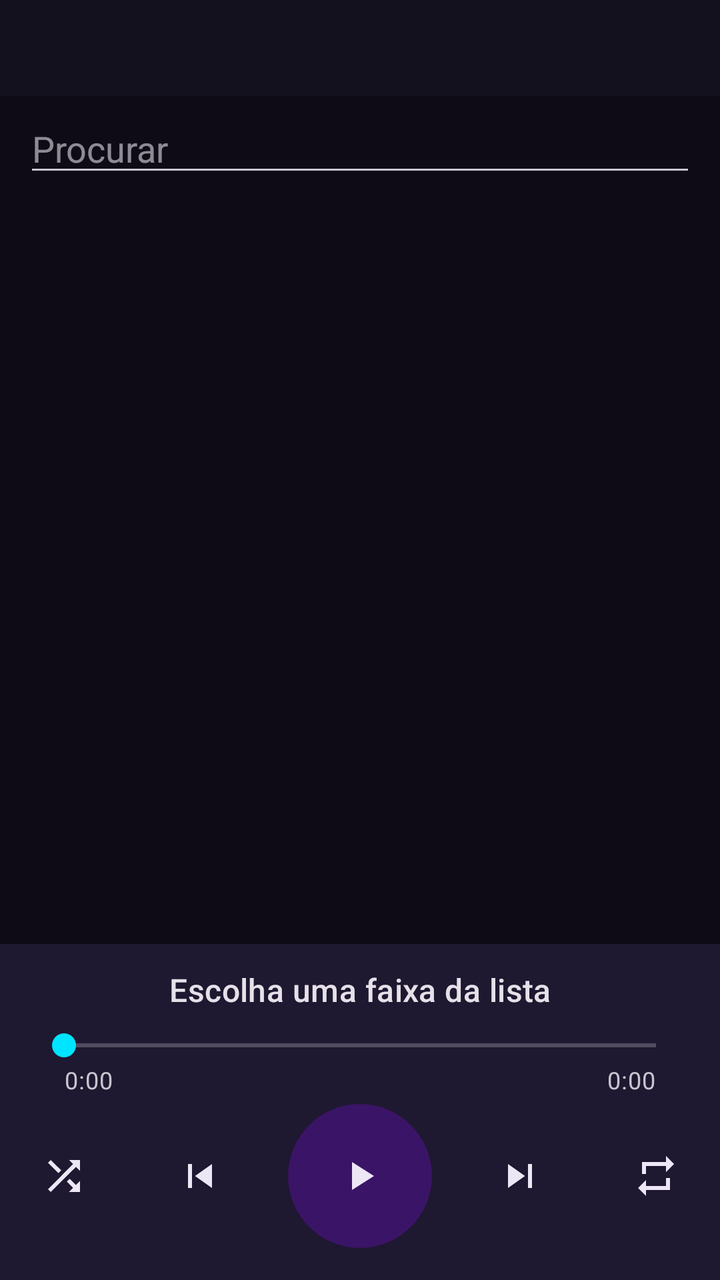
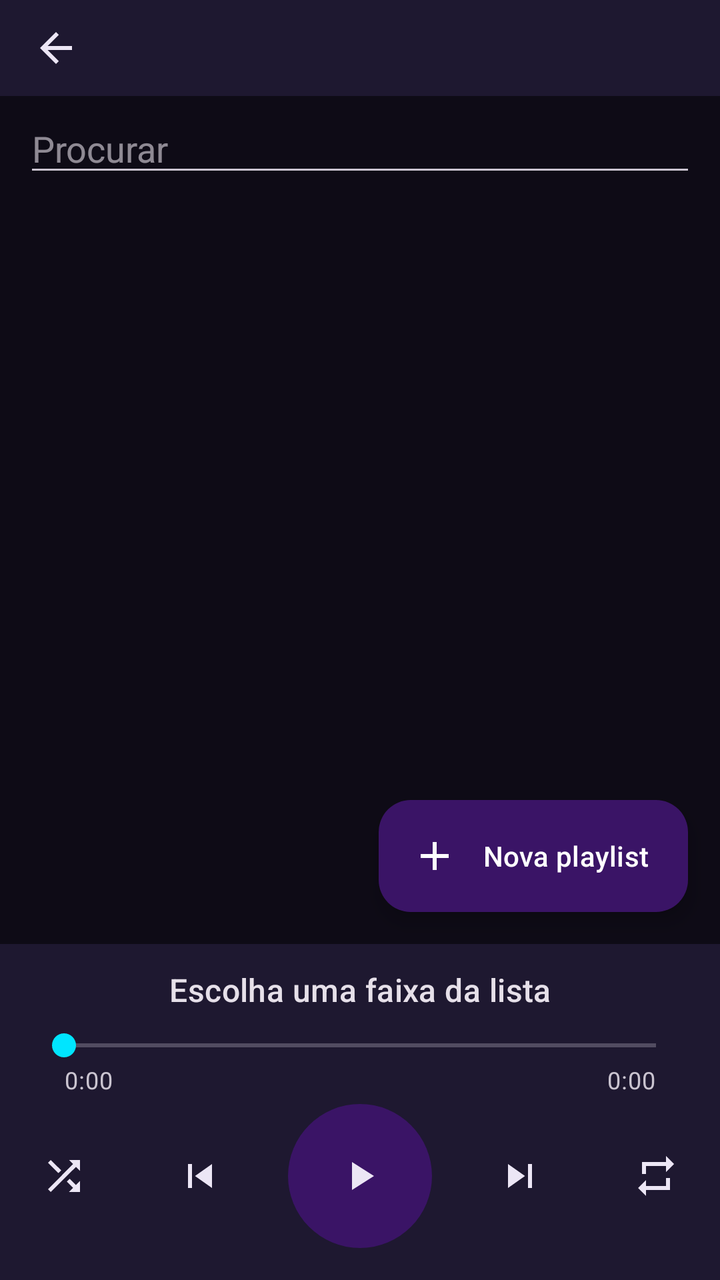

Two renders of the same Android screen: before a commit and after it. Below are the layout's source before the change and the commit's diff.
<!-- AndroidManifest.xml: application theme Theme.LeitorMP4 -->
<!-- res/layout/activity_main.xml -->
<?xml version="1.0" encoding="utf-8"?>
<LinearLayout xmlns:android="http://schemas.android.com/apk/res/android"
    android:layout_width="match_parent"
    android:layout_height="match_parent"
    android:orientation="vertical">

    <com.google.android.material.tabs.TabLayout
        android:id="@+id/tabs"
        android:layout_width="match_parent"
        android:layout_height="wrap_content"
        android:background="?attr/colorSurface" />

    <LinearLayout
        android:id="@+id/navBar"
        android:layout_width="match_parent"
        android:layout_height="48dp"
        android:background="?attr/colorSurfaceVariant"
        android:gravity="center_vertical"
        android:orientation="horizontal"
        android:visibility="gone">

        <ImageButton
            android:id="@+id/navBack"
            android:layout_width="48dp"
            android:layout_height="48dp"
            android:background="?attr/selectableItemBackgroundBorderless"
            android:contentDescription="@string/back"
            android:src="@drawable/ic_back" />

        <TextView
            android:id="@+id/navTitle"
            android:layout_width="0dp"
            android:layout_height="wrap_content"
            android:layout_weight="1"
            android:ellipsize="start"
            android:maxLines="1"
            android:paddingRight="16dp"
            android:textAppearance="?attr/textAppearanceTitleMedium" />
    </LinearLayout>

    <EditText
        android:id="@+id/search"
        android:layout_width="match_parent"
        android:layout_height="wrap_content"
        android:layout_marginLeft="12dp"
        android:layout_marginRight="12dp"
        android:layout_marginTop="4dp"
        android:hint="@string/search_hint"
        android:importantForAutofill="no"
        android:inputType="text"
        android:maxLines="1" />

    <FrameLayout
        android:layout_width="match_parent"
        android:layout_height="0dp"
        android:layout_weight="1">

        <androidx.recyclerview.widget.RecyclerView
            android:id="@+id/trackList"
            android:layout_width="match_parent"
            android:layout_height="match_parent" />

        <TextView
            android:id="@+id/emptyView"
            android:layout_width="match_parent"
            android:layout_height="wrap_content"
            android:layout_gravity="center"
            android:gravity="center"
            android:padding="32dp"
            android:textAppearance="?attr/textAppearanceBodyMedium"
            android:visibility="gone" />
    </FrameLayout>

    
    <LinearLayout
        android:layout_width="match_parent"
        android:layout_height="wrap_content"
        android:background="?attr/colorSurfaceVariant"
        android:orientation="vertical"
        android:paddingLeft="16dp"
        android:paddingRight="16dp"
        android:paddingTop="12dp"
        android:paddingBottom="16dp">

        <TextView
            android:id="@+id/nowPlaying"
            android:layout_width="match_parent"
            android:layout_height="wrap_content"
            android:ellipsize="end"
            android:gravity="center"
            android:maxLines="1"
            android:text="@string/nothing_playing"
            android:textAppearance="?attr/textAppearanceTitleMedium" />

        <SeekBar
            android:id="@+id/seekBar"
            android:layout_width="match_parent"
            android:layout_height="wrap_content"
            android:layout_marginTop="8dp" />

        <LinearLayout
            android:layout_width="match_parent"
            android:layout_height="wrap_content"
            android:orientation="horizontal"
            android:paddingLeft="16dp"
        android:paddingRight="16dp">

            <TextView
                android:id="@+id/timeCurrent"
                android:layout_width="0dp"
                android:layout_height="wrap_content"
                android:layout_weight="1"
                android:text="0:00"
                android:textAppearance="?attr/textAppearanceBodySmall" />

            <TextView
                android:id="@+id/timeTotal"
                android:layout_width="wrap_content"
                android:layout_height="wrap_content"
                android:text="0:00"
                android:textAppearance="?attr/textAppearanceBodySmall" />
        </LinearLayout>

        <LinearLayout
            android:layout_width="match_parent"
            android:layout_height="wrap_content"
            android:layout_marginTop="4dp"
            android:gravity="center"
            android:orientation="horizontal">

            <ImageButton
                android:id="@+id/btnShuffle"
                android:layout_width="56dp"
                android:layout_height="56dp"
                android:background="?attr/selectableItemBackgroundBorderless"
                android:contentDescription="@string/shuffle"
                android:src="@drawable/ic_shuffle" />

            <ImageButton
                android:id="@+id/btnPrev"
                android:layout_width="64dp"
                android:layout_height="64dp"
                android:layout_marginStart="8dp"
                android:background="?attr/selectableItemBackgroundBorderless"
                android:contentDescription="@string/previous"
                android:scaleType="center"
                android:src="@drawable/ic_prev" />

            <ImageButton
                android:id="@+id/btnPlay"
                android:layout_width="72dp"
                android:layout_height="72dp"
                android:layout_marginLeft="12dp"
                android:layout_marginRight="12dp"
                android:background="@drawable/bg_play"
                android:contentDescription="@string/play"
                android:src="@drawable/ic_play" />

            <ImageButton
                android:id="@+id/btnNext"
                android:layout_width="64dp"
                android:layout_height="64dp"
                android:layout_marginEnd="8dp"
                android:background="?attr/selectableItemBackgroundBorderless"
                android:contentDescription="@string/next"
                android:src="@drawable/ic_next" />

            <ImageButton
                android:id="@+id/btnRepeat"
                android:layout_width="56dp"
                android:layout_height="56dp"
                android:background="?attr/selectableItemBackgroundBorderless"
                android:contentDescription="@string/repeat"
                android:src="@drawable/ic_repeat" />
        </LinearLayout>
    </LinearLayout>
</LinearLayout>
<!-- resources referenced by this layout -->
<resources>
  <!-- drawable bg_play (drawable) -->
  <shape xmlns:android="http://schemas.android.com/apk/res/android" android:shape="oval">
      <solid android:color="?attr/colorPrimaryContainer"/>
  </shape>
  <!-- drawable ic_back (drawable) -->
  <vector xmlns:android="http://schemas.android.com/apk/res/android"
      android:width="24dp" android:height="24dp"
      android:viewportWidth="24" android:viewportHeight="24"
      android:tint="?attr/colorOnSurface">
      <path android:fillColor="#FF000000" android:pathData="M20,11H7.83l5.59,-5.59L12,4l-8,8 8,8 1.41,-1.41L7.83,13H20v-2z"/>
  </vector>
  <!-- drawable ic_next (drawable) -->
  <vector xmlns:android="http://schemas.android.com/apk/res/android"
      android:width="24dp" android:height="24dp"
      android:viewportWidth="24" android:viewportHeight="24"
      android:tint="?attr/colorOnSurface">
      <path android:fillColor="#FF000000" android:pathData="M6,18l8.5,-6L6,6v12zM16,6v12h2V6h-2z"/>
  </vector>
  <!-- drawable ic_play (drawable) -->
  <vector xmlns:android="http://schemas.android.com/apk/res/android"
      android:width="24dp" android:height="24dp"
      android:viewportWidth="24" android:viewportHeight="24"
      android:tint="?attr/colorOnSurface">
      <path android:fillColor="#FF000000" android:pathData="M8,5v14l11,-7z"/>
  </vector>
  <!-- drawable ic_prev (drawable) -->
  <vector xmlns:android="http://schemas.android.com/apk/res/android"
      android:width="24dp" android:height="24dp"
      android:viewportWidth="24" android:viewportHeight="24"
      android:tint="?attr/colorOnSurface">
      <path android:fillColor="#FF000000" android:pathData="M6,6h2v12H6zM9.5,12l8.5,6V6z"/>
  </vector>
  <!-- drawable ic_repeat (drawable) -->
  <vector xmlns:android="http://schemas.android.com/apk/res/android"
      android:width="24dp" android:height="24dp"
      android:viewportWidth="24" android:viewportHeight="24"
      android:tint="?attr/colorOnSurface">
      <path android:fillColor="#FF000000" android:pathData="M7,7h10v3l4,-4 -4,-4v3H5v6h2V7zM17,17H7v-3l-4,4 4,4v-3h12v-6h-2v4z"/>
  </vector>
  <!-- drawable ic_shuffle (drawable) -->
  <vector xmlns:android="http://schemas.android.com/apk/res/android"
      android:width="24dp" android:height="24dp"
      android:viewportWidth="24" android:viewportHeight="24"
      android:tint="?attr/colorOnSurface">
      <path android:fillColor="#FF000000" android:pathData="M10.59,9.17L5.41,4 4,5.41l5.17,5.17 1.42,-1.41zM14.5,4l2.04,2.04L4,18.59 5.41,20 17.96,7.46 20,9.5V4h-5.5zM14.83,13.41l-1.41,1.41 3.13,3.13L14.5,20H20v-5.5l-2.04,2.04 -3.13,-3.13z"/>
  </vector>
  <string name="back">Voltar</string>
  <string name="next">Próxima</string>
  <string name="nothing_playing">Escolha uma faixa da lista</string>
  <string name="play">Tocar</string>
  <string name="previous">Anterior</string>
  <string name="repeat">Repetir</string>
  <string name="search_hint">Procurar</string>
  <string name="shuffle">Aleatório</string>
  <style name="RobActionBar" parent="Widget.Material3.ActionBar.Solid">
          <item name="background">@color/bar</item>
      </style>
  <color name="bar">#14111F</color>
  <!-- unchanged entries left out for length: 1 -->
</resources>

<!-- the commit's change to res/layout/activity_main.xml (unified diff, before → after) -->
@@ -1,14 +1,10 @@
 <?xml version="1.0" encoding="utf-8"?>
 <LinearLayout xmlns:android="http://schemas.android.com/apk/res/android"
+    xmlns:app="http://schemas.android.com/apk/res-auto"
     android:layout_width="match_parent"
     android:layout_height="match_parent"
     android:orientation="vertical">
 
-    <com.google.android.material.tabs.TabLayout
-        android:id="@+id/tabs"
-        android:layout_width="match_parent"
-        android:layout_height="wrap_content"
-        android:background="?attr/colorSurface" />
 
     <LinearLayout
         android:id="@+id/navBar"
@@ -17,7 +13,7 @@
         android:background="?attr/colorSurfaceVariant"
         android:gravity="center_vertical"
         android:orientation="horizontal"
-        android:visibility="gone">
+        android:paddingLeft="4dp">
 
         <ImageButton
             android:id="@+id/navBack"
@@ -34,6 +30,7 @@
             android:layout_weight="1"
             android:ellipsize="start"
             android:maxLines="1"
+            android:paddingLeft="12dp"
             android:paddingRight="16dp"
             android:textAppearance="?attr/textAppearanceTitleMedium" />
     </LinearLayout>
@@ -58,7 +55,9 @@
         <androidx.recyclerview.widget.RecyclerView
             android:id="@+id/trackList"
             android:layout_width="match_parent"
-            android:layout_height="match_parent" />
+            android:layout_height="match_parent"
+            android:clipToPadding="false"
+            android:paddingBottom="88dp" />
 
         <TextView
             android:id="@+id/emptyView"
@@ -69,6 +68,15 @@
             android:padding="32dp"
             android:textAppearance="?attr/textAppearanceBodyMedium"
             android:visibility="gone" />
+
+        <com.google.android.material.floatingactionbutton.ExtendedFloatingActionButton
+            android:id="@+id/fab"
+            android:layout_width="wrap_content"
+            android:layout_height="wrap_content"
+            android:layout_gravity="bottom|end"
+            android:layout_margin="16dp"
+            android:text="@string/new_playlist"
+            app:icon="@drawable/ic_add_dark" />
     </FrameLayout>
 
     
<!-- resource entries referenced after the edit -->
@@ -4,6 +4,12 @@
   <shape xmlns:android="http://schemas.android.com/apk/res/android" android:shape="oval">
       <solid android:color="?attr/colorPrimaryContainer"/>
   </shape>
+  <!-- drawable ic_add_dark (drawable) -->
+  <vector xmlns:android="http://schemas.android.com/apk/res/android"
+      android:width="24dp" android:height="24dp"
+      android:viewportWidth="24" android:viewportHeight="24">
+      <path android:fillColor="#FFFFFFFF" android:pathData="M19,13h-6v6h-2v-6H5v-2h6V5h2v6h6v2z"/>
+  </vector>
   <!-- drawable ic_back (drawable) -->
   <vector xmlns:android="http://schemas.android.com/apk/res/android"
       android:width="24dp" android:height="24dp"
@@ -47,6 +53,7 @@
       <path android:fillColor="#FF000000" android:pathData="M10.59,9.17L5.41,4 4,5.41l5.17,5.17 1.42,-1.41zM14.5,4l2.04,2.04L4,18.59 5.41,20 17.96,7.46 20,9.5V4h-5.5zM14.83,13.41l-1.41,1.41 3.13,3.13L14.5,20H20v-5.5l-2.04,2.04 -3.13,-3.13z"/>
   </vector>
   <string name="back">Voltar</string>
+  <string name="new_playlist">Nova playlist</string>
   <string name="next">Próxima</string>
   <string name="nothing_playing">Escolha uma faixa da lista</string>
   <string name="play">Tocar</string>
